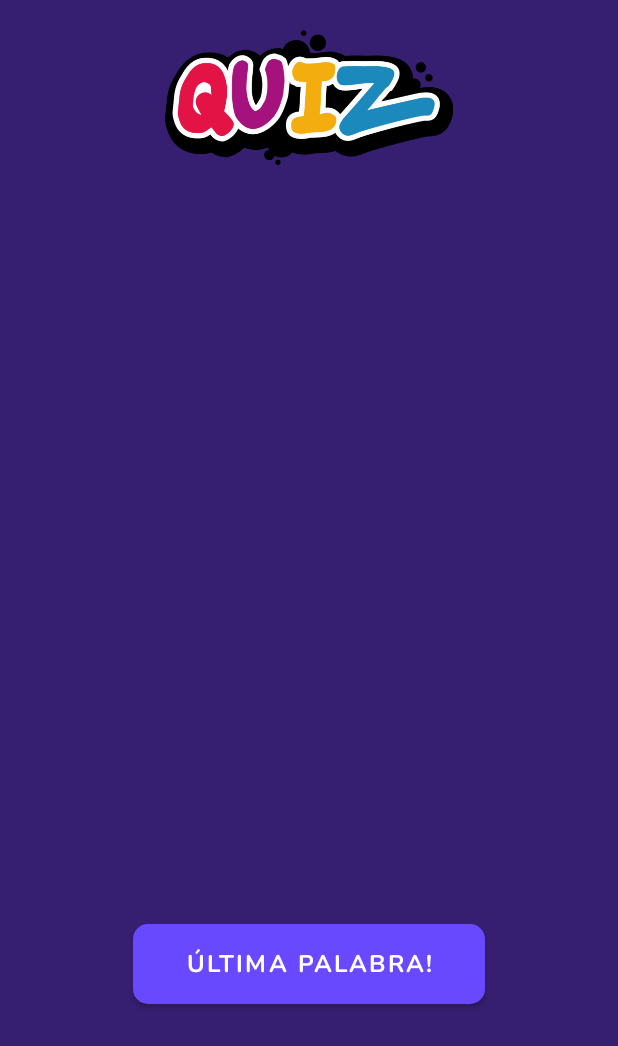
After one commit to dev-willcode/TriviaTI, an Android app: the fragment QuizFragment shown on its own in the app's theme, on a phone screen of 412 x 824 dp. The commit adds this screen. Shown: the top 1046 px of the screen. Run offline under Robolectric (Android 15) with nearby library versions, the phone set to English and light mode, and no system bars.

Commit message:
quiz page

```diff
--- /dev/null
+++ b/app/src/main/java/dev/willcode/triviati/QuizFragment.kt
@@ -0,0 +1,59 @@
+package dev.willcode.triviati
+
+import android.os.Bundle
+import androidx.fragment.app.Fragment
+import android.view.LayoutInflater
+import android.view.View
+import android.view.ViewGroup
+
+// TODO: Rename parameter arguments, choose names that match
+// the fragment initialization parameters, e.g. ARG_ITEM_NUMBER
+private const val ARG_PARAM1 = "param1"
+private const val ARG_PARAM2 = "param2"
+
+/**
+ * A simple [Fragment] subclass.
+ * Use the [QuizFragment.newInstance] factory method to
+ * create an instance of this fragment.
+ */
+class QuizFragment : Fragment() {
+    // TODO: Rename and change types of parameters
+    private var param1: String? = null
+    private var param2: String? = null
+
+    override fun onCreate(savedInstanceState: Bundle?) {
+        super.onCreate(savedInstanceState)
+        arguments?.let {
+            param1 = it.getString(ARG_PARAM1)
+            param2 = it.getString(ARG_PARAM2)
+        }
+    }
+
+    override fun onCreateView(
+        inflater: LayoutInflater, container: ViewGroup?,
+        savedInstanceState: Bundle?
+    ): View? {
+        // Inflate the layout for this fragment
+        return inflater.inflate(R.layout.fragment_quiz, container, false)
+    }
+
+    companion object {
+        /**
+         * Use this factory method to create a new instance of
+         * this fragment using the provided parameters.
+         *
+         * @param param1 Parameter 1.
+         * @param param2 Parameter 2.
+         * @return A new instance of fragment QuizFragment.
+         */
+        // TODO: Rename and change types and number of parameters
+        @JvmStatic
+        fun newInstance(param1: String, param2: String) =
+            QuizFragment().apply {
+                arguments = Bundle().apply {
+                    putString(ARG_PARAM1, param1)
+                    putString(ARG_PARAM2, param2)
+                }
+            }
+    }
+}
--- /dev/null
+++ b/app/src/main/res/layout/fragment_quiz.xml
@@ -0,0 +1,71 @@
+<?xml version="1.0" encoding="utf-8"?>
+<LinearLayout xmlns:android="http://schemas.android.com/apk/res/android"
+    xmlns:app="http://schemas.android.com/apk/res-auto"
+    xmlns:tools="http://schemas.android.com/tools"
+    android:layout_width="match_parent"
+    android:layout_height="match_parent"
+    android:background="@color/purple_700"
+    android:gravity="center_horizontal"
+    android:orientation="vertical"
+    tools:context=".QuizFragment">
+
+    <ImageView
+        android:layout_width="wrap_content"
+        android:layout_height="90dp"
+        android:layout_marginTop="20dp"
+        android:src="@drawable/quiz"
+        android:contentDescription="@string/app_name" />
+
+    <LinearLayout
+        android:layout_width="match_parent"
+        android:layout_height="wrap_content"
+        android:layout_marginTop="20dp"
+        android:orientation="vertical"
+        android:paddingStart="15dp"
+        android:paddingEnd="15dp">
+
+
+        <TextView
+            android:id="@+id/QuestionText"
+            android:layout_width="match_parent"
+            android:layout_height="150dp"
+            android:fontFamily="@font/nunito_bold"
+            android:gravity="center"
+            android:lineSpacingExtra="4sp"
+            android:scrollbars="vertical"
+            android:textAlignment="center"
+            android:textColor="@color/white"
+            android:textSize="20sp" />
+    </LinearLayout>
+
+
+    <LinearLayout
+        android:id="@+id/OptionsContainer"
+        android:layout_width="match_parent"
+        android:layout_height="290dp"
+        android:layout_marginTop="20dp"
+        android:gravity="center"
+        android:orientation="vertical"
+        android:paddingStart="15dp"
+        android:paddingEnd="15dp"
+        tools:ignore="UselessLeaf">
+
+
+    </LinearLayout>
+
+    <com.google.android.material.button.MaterialButton
+        android:id="@+id/nextQuizButton"
+        android:layout_width="wrap_content"
+        android:layout_height="wrap_content"
+        android:layout_marginTop="20dp"
+        android:layout_marginBottom="10dp"
+        android:fontFamily="@font/nunito_bold"
+        android:paddingStart="35dp"
+        android:paddingTop="15dp"
+        android:paddingEnd="35dp"
+        android:paddingBottom="15dp"
+        android:text="@string/next_quiz_button"
+        android:textSize="16sp"
+        app:backgroundTint="@color/purple_200"
+        app:cornerRadius="10dp" />
+</LinearLayout>
--- a/app/src/main/res/values/strings.xml
+++ b/app/src/main/res/values/strings.xml
@@ -4,4 +4,7 @@
     <string name="welcome_subtitle">Pon a prueba tus conocimientos informáticos</string>
     <string name="play_now">Jugar Ahora!</string>
     <string name="about">Sobre el proyecto</string>
+    <!-- TODO: Remove or change this placeholder text -->
+    <string name="hello_blank_fragment">Hello blank fragment</string>
+    <string name="next_quiz_button">Última palabra!</string>
 </resources>
```
Also changed, not shown: app/src/main/res/layout/activity_main.xml (+10 -2 lines), app/src/main/res/layout/fragment_option_quiz.xml (added, +28 -0 lines).
